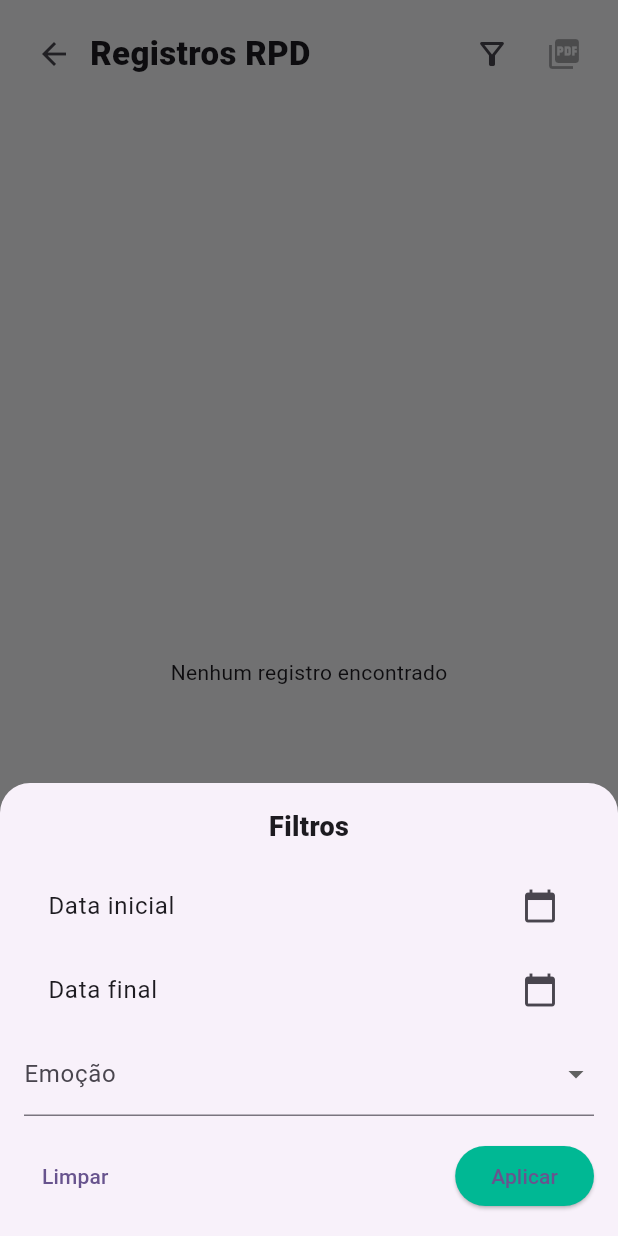
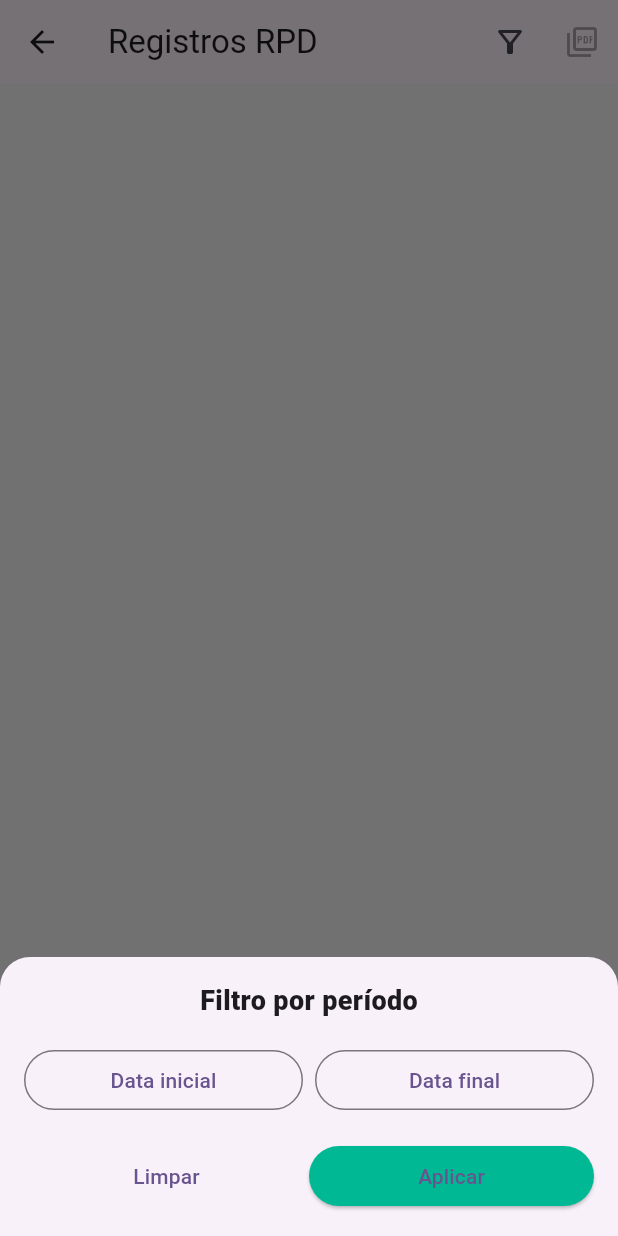
Before and after one commit to jcrrosario/MenteClara, a Flutter app: the RecordsListPage screen opened directly, after a tap on the "filter alt" icon, on a phone screen of 412 x 824 dp. Run offline on Flutter 3.47's test engine with Material 3 defaults, Android fonts, the light colour scheme and no system bars; our stand-ins replace drift, pdf, printing; accounts and stored records are empty; generated files the repository leaves out were written again.

Commit message:
Melhorias no relatorio PDF

```diff
--- a/lib/pages/records_list_page.dart
+++ b/lib/pages/records_list_page.dart
@@ -1,12 +1,11 @@
 import 'package:flutter/material.dart';
 import 'package:intl/intl.dart';
-import 'package:printing/printing.dart';
 import 'package:pdf/pdf.dart';
 import 'package:pdf/widgets.dart' as pw;
+import 'package:printing/printing.dart';
 
 import '../db/app_database.dart';
 import 'new_record_page.dart';
-import 'record_detail_page.dart';
 
 class RecordsListPage extends StatefulWidget {
   const RecordsListPage({super.key});
@@ -22,86 +21,190 @@ class _RecordsListPageState extends State<RecordsListPage> {
 
   final AppDatabase _db = AppDatabase();
   final DateFormat _df = DateFormat('dd/MM/yyyy HH:mm');
-  final DateFormat _dfDate = DateFormat('dd/MM/yyyy');
 
   bool _loading = true;
-  List<ThoughtRecord> _allRecords = [];
-  List<ThoughtRecord> _records = [];
 
-  DateTime? _startDate;
-  DateTime? _endDate;
-  String? _emotion;
-  int? _minIntensity;
-  int? _maxIntensity;
+  List<ThoughtRecord> _all = [];
+  List<ThoughtRecord> _filtered = [];
+
+  DateTime? _start;
+  DateTime? _end;
 
   @override
   void initState() {
     super.initState();
-    _loadRecords();
+    _load();
   }
 
-  Future<void> _loadRecords() async {
+  Future<void> _load() async {
     setState(() => _loading = true);
-    _allRecords = await _db.getAllRecords();
+    final data = await _db.getAllRecords();
+    if (!mounted) return;
+    setState(() {
+      _all = data;
       _applyFilters();
-    if (mounted) setState(() => _loading = false);
+      _loading = false;
+    });
   }
 
   void _applyFilters() {
-    var data = [..._allRecords];
-
-    if (_startDate != null) {
-      data = data.where((r) =>
-      !r.createdAt.isBefore(_startDate!)
-      ).toList();
+    _filtered = _all.where((r) {
+      if (_start != null && r.createdAt.isBefore(_start!)) return false;
+      if (_end != null && r.createdAt.isAfter(_end!)) return false;
+      return true;
+    }).toList();
   }
 
-    if (_endDate != null) {
-      data = data.where((r) =>
-      !r.createdAt.isAfter(_endDate!.add(const Duration(days: 1)))
-      ).toList();
+  Future<void> _openFilters() async {
+    await showModalBottomSheet(
+      context: context,
+      shape: const RoundedRectangleBorder(
+        borderRadius: BorderRadius.vertical(top: Radius.circular(20)),
+      ),
+      builder: (_) {
+        return Padding(
+          padding: const EdgeInsets.all(16),
+          child: Column(
+            mainAxisSize: MainAxisSize.min,
+            children: [
+              const Text(
+                'Filtro por período',
+                style: TextStyle(fontSize: 18, fontWeight: FontWeight.w800),
+              ),
+              const SizedBox(height: 16),
+
+              Row(
+                children: [
+                  Expanded(
+                    child: OutlinedButton(
+                      onPressed: () async {
+                        final d = await showDatePicker(
+                          context: context,
+                          firstDate: DateTime(2020),
+                          lastDate: DateTime.now(),
+                          initialDate: _start ?? DateTime.now(),
+                        );
+                        if (d != null) setState(() => _start = d);
+                      },
+                      child: Text(
+                        _start == null
+                            ? 'Data inicial'
+                            : DateFormat('dd/MM/yyyy').format(_start!),
+                      ),
+                    ),
+                  ),
+                  const SizedBox(width: 8),
+                  Expanded(
+                    child: OutlinedButton(
+                      onPressed: () async {
+                        final d = await showDatePicker(
+                          context: context,
+                          firstDate: DateTime(2020),
+                          lastDate: DateTime.now(),
+                          initialDate: _end ?? DateTime.now(),
+                        );
+                        if (d != null) {
+                          setState(() => _end =
+                              d.add(const Duration(hours: 23, minutes: 59)));
                         }
+                      },
+                      child: Text(
+                        _end == null
+                            ? 'Data final'
+                            : DateFormat('dd/MM/yyyy').format(_end!),
+                      ),
+                    ),
+                  ),
+                ],
+              ),
 
-    if (_emotion != null) {
-      data = data.where((r) => r.emotion == _emotion).toList();
+              const SizedBox(height: 16),
+
+              Row(
+                children: [
+                  Expanded(
+                    child: TextButton(
+                      onPressed: () {
+                        setState(() {
+                          _start = null;
+                          _end = null;
+                          _applyFilters();
+                        });
+                        Navigator.pop(context);
+                      },
+                      child: const Text('Limpar'),
+                    ),
+                  ),
+                  Expanded(
+                    child: ElevatedButton(
+                      style: ElevatedButton.styleFrom(backgroundColor: _teal),
+                      onPressed: () {
+                        setState(_applyFilters);
+                        Navigator.pop(context);
+                      },
+                      child: const Text('Aplicar'),
+                    ),
+                  ),
+                ],
+              ),
+            ],
+          ),
+        );
+      },
+    );
   }
-
-    if (_minIntensity != null) {
-      data = data.where((r) => r.intensity >= _minIntensity!).toList();
-    }
-
-    if (_maxIntensity != null) {
-      data = data.where((r) => r.intensity <= _maxIntensity!).toList();
-    }
-
-    setState(() => _records = data);
-  }
-
-  // ================= PDF =================
 
   Future<void> _generatePdf() async {
     final pdf = pw.Document();
 
     pdf.addPage(
       pw.MultiPage(
-        pageFormat: PdfPageFormat.a4,
         margin: const pw.EdgeInsets.all(32),
         build: (_) => [
           pw.Text(
-            'Mente Clara',
+            'Relatório de Registros RPD',
             style: pw.TextStyle(
-              fontSize: 26,
+              fontSize: 22,
               fontWeight: pw.FontWeight.bold,
-              color: PdfColors.teal700,
             ),
           ),
           pw.SizedBox(height: 6),
           pw.Text(
-            'Relatório de Registros',
-            style: pw.TextStyle(color: PdfColors.grey700),
+            'Gerado em ${DateFormat('dd/MM/yyyy HH:mm').format(DateTime.now())}',
+            style: const pw.TextStyle(fontSize: 10),
           ),
           pw.Divider(),
-          ..._records.map(_pdfCard),
+          pw.SizedBox(height: 16),
+
+          ..._filtered.map(
+                (r) => pw.Container(
+              margin: const pw.EdgeInsets.only(bottom: 16),
+              padding: const pw.EdgeInsets.all(14),
+              decoration: pw.BoxDecoration(
+                border: pw.Border.all(color: PdfColors.grey300),
+                borderRadius: pw.BorderRadius.circular(12),
+              ),
+              child: pw.Column(
+                crossAxisAlignment: pw.CrossAxisAlignment.start,
+                children: [
+                  pw.Text(
+                    _df.format(r.createdAt),
+                    style: pw.TextStyle(
+                      fontSize: 9,
+                      color: PdfColors.grey600,
+                    ),
+                  ),
+                  pw.SizedBox(height: 8),
+
+                  _pdfField('Situação', r.thought),
+                  _pdfField('Pensamento', r.thoughtAlt ?? '-'),
+                  _pdfField('Emoção', r.emotion),
+                  _pdfField('O que você fez', r.behavior ?? '-'),
+                  _pdfField('Intensidade', '${r.intensity}/10'),
+                ],
+              ),
+            ),
+          ),
         ],
       ),
     );
@@ -109,119 +212,61 @@ class _RecordsListPageState extends State<RecordsListPage> {
     await Printing.layoutPdf(onLayout: (_) => pdf.save());
   }
 
-  pw.Widget _pdfCard(ThoughtRecord r) {
-    return pw.Container(
-      margin: const pw.EdgeInsets.only(bottom: 14),
-      padding: const pw.EdgeInsets.all(12),
-      decoration: pw.BoxDecoration(
-        borderRadius: pw.BorderRadius.circular(10),
-        border: pw.Border.all(color: PdfColors.grey300),
-      ),
+  pw.Widget _pdfField(String label, String value) {
+    return pw.Padding(
+      padding: const pw.EdgeInsets.only(bottom: 6),
       child: pw.Column(
         crossAxisAlignment: pw.CrossAxisAlignment.start,
         children: [
-          pw.Text(_df.format(r.createdAt),
-              style: pw.TextStyle(fontSize: 10, color: PdfColors.grey600)),
-          pw.SizedBox(height: 6),
-          pw.Text(r.thought,
-              style: pw.TextStyle(fontWeight: pw.FontWeight.bold)),
-          pw.SizedBox(height: 8),
-          pw.Text('${r.emotion} • ${r.intensity}/10'),
+          pw.Text(
+            label,
+            style: pw.TextStyle(
+              fontSize: 9,
+              fontWeight: pw.FontWeight.bold,
+            ),
+          ),
+          pw.Text(value, style: const pw.TextStyle(fontSize: 11)),
         ],
       ),
     );
   }
 
-  // ================= UI =================
-
   @override
   Widget build(BuildContext context) {
     return Scaffold(
       backgroundColor: _bg,
-      body: SafeArea(
-        child: Column(
-          children: [
-            _header(),
-            Expanded(
-              child: _loading
-                  ? const Center(child: CircularProgressIndicator())
-                  : (_records.isEmpty ? _empty() : _list()),
+      appBar: AppBar(
+        title: const Text('Registros RPD'),
+        actions: [
+          IconButton(
+            icon: const Icon(Icons.filter_alt_outlined),
+            onPressed: _openFilters,
+          ),
+          IconButton(
+            icon: const Icon(Icons.picture_as_pdf_outlined),
+            onPressed: _filtered.isEmpty ? null : _generatePdf,
           ),
         ],
       ),
+      body: _loading
+          ? const Center(child: CircularProgressIndicator())
+          : ListView.builder(
+        padding: const EdgeInsets.all(16),
+        itemCount: _filtered.length,
+        itemBuilder: (_, i) {
+          final r = _filtered[i];
+          return Card(
+            shape: RoundedRectangleBorder(
+              borderRadius: BorderRadius.circular(16),
             ),
-    );
-  }
-
-  Widget _header() {
-    return Padding(
-      padding: const EdgeInsets.all(12),
-      child: Row(
+            child: ListTile(
+              title: Text(r.thought),
+              subtitle: Text('${r.emotion} • ${r.intensity}/10'),
+              trailing: Row(
+                mainAxisSize: MainAxisSize.min,
                 children: [
                   IconButton(
-            onPressed: () => Navigator.pop(context),
-            icon: const Icon(Icons.arrow_back),
-          ),
-          const Expanded(
-            child: Text(
-              'Registros RPD',
-              style: TextStyle(fontSize: 22, fontWeight: FontWeight.w800),
-            ),
-          ),
-          IconButton(
-            icon: const Icon(Icons.filter_alt_outlined),
-            onPressed: _openFilter,
-          ),
-          IconButton(
-            icon: const Icon(Icons.picture_as_pdf),
-            onPressed: _records.isEmpty ? null : _generatePdf,
-          ),
-        ],
-      ),
-    );
-  }
-
-  Widget _empty() {
-    return const Center(child: Text('Nenhum registro encontrado'));
-  }
-
-  Widget _list() {
-    return ListView.builder(
-      padding: const EdgeInsets.all(16),
-      itemCount: _records.length,
-      itemBuilder: (_, i) {
-        final r = _records[i];
-
-        return Padding(
-          padding: const EdgeInsets.only(bottom: 12),
-          child: Card(
-            shape: RoundedRectangleBorder(borderRadius: BorderRadius.circular(16)),
-            child: Padding(
-              padding: const EdgeInsets.all(12),
-              child: Row(
-                crossAxisAlignment: CrossAxisAlignment.start,
-                children: [
-                  Expanded(
-                    child: Column(
-                      crossAxisAlignment: CrossAxisAlignment.start,
-                      children: [
-                        Text(
-                          r.thought,
-                          maxLines: 2,
-                          overflow: TextOverflow.ellipsis,
-                          style: const TextStyle(
-                            fontWeight: FontWeight.w800,
-                          ),
-                        ),
-                        const SizedBox(height: 6),
-                        Text('${r.emotion} • ${r.intensity}/10'),
-                      ],
-                    ),
-                  ),
-                  Column(
-                    children: [
-                      IconButton(
-                        icon: const Icon(Icons.edit_outlined, color: _teal2),
+                    icon: const Icon(Icons.edit, color: _teal2),
                     onPressed: () async {
                       await Navigator.push(
                         context,
@@ -229,118 +274,21 @@ class _RecordsListPageState extends State<RecordsListPage> {
                           builder: (_) => NewRecordPage(record: r),
                         ),
                       );
-                          _loadRecords();
+                      _load();
                     },
                   ),
                   IconButton(
-                        icon: const Icon(Icons.delete_outline, color: Colors.redAccent),
+                    icon: const Icon(Icons.delete, color: Colors.red),
                     onPressed: () async {
                       await _db.deleteRecordById(r.id);
-                          _loadRecords();
+                      _load();
                     },
                   ),
                 ],
               ),
-                ],
-              ),
-            ),
             ),
           );
         },
-    );
-  }
-
-  // ================= FILTER =================
-
-  void _openFilter() {
-    showModalBottomSheet(
-      context: context,
-      shape: const RoundedRectangleBorder(
-        borderRadius: BorderRadius.vertical(top: Radius.circular(20)),
-      ),
-      builder: (_) => _filterSheet(),
-    );
-  }
-
-  Widget _filterSheet() {
-    return Padding(
-      padding: const EdgeInsets.all(16),
-      child: Column(
-        mainAxisSize: MainAxisSize.min,
-        children: [
-          const Text('Filtros',
-              style: TextStyle(fontSize: 18, fontWeight: FontWeight.w800)),
-          const SizedBox(height: 12),
-
-          ListTile(
-            title: Text(_startDate == null
-                ? 'Data inicial'
-                : _dfDate.format(_startDate!)),
-            trailing: const Icon(Icons.calendar_today),
-            onTap: () async {
-              final d = await showDatePicker(
-                context: context,
-                firstDate: DateTime(2020),
-                lastDate: DateTime.now(),
-                initialDate: _startDate ?? DateTime.now(),
-              );
-              if (d != null) setState(() => _startDate = d);
-            },
-          ),
-
-          ListTile(
-            title: Text(_endDate == null
-                ? 'Data final'
-                : _dfDate.format(_endDate!)),
-            trailing: const Icon(Icons.calendar_today),
-            onTap: () async {
-              final d = await showDatePicker(
-                context: context,
-                firstDate: DateTime(2020),
-                lastDate: DateTime.now(),
-                initialDate: _endDate ?? DateTime.now(),
-              );
-              if (d != null) setState(() => _endDate = d);
-            },
-          ),
-
-          DropdownButtonFormField<String>(
-            value: _emotion,
-            decoration: const InputDecoration(labelText: 'Emoção'),
-            items: ['Ansiedade', 'Tristeza', 'Raiva', 'Medo', 'Alegria']
-                .map((e) => DropdownMenuItem(value: e, child: Text(e)))
-                .toList(),
-            onChanged: (v) => _emotion = v,
-          ),
-
-          const SizedBox(height: 16),
-
-          Row(
-            children: [
-              TextButton(
-                onPressed: () {
-                  _startDate = null;
-                  _endDate = null;
-                  _emotion = null;
-                  _minIntensity = null;
-                  _maxIntensity = null;
-                  _applyFilters();
-                  Navigator.pop(context);
-                },
-                child: const Text('Limpar'),
-              ),
-              const Spacer(),
-              ElevatedButton(
-                style: ElevatedButton.styleFrom(backgroundColor: _teal),
-                onPressed: () {
-                  _applyFilters();
-                  Navigator.pop(context);
-                },
-                child: const Text('Aplicar'),
-              ),
-            ],
-          ),
-        ],
       ),
     );
   }
```
Lines whose indentation alone changed are shown as unchanged.
